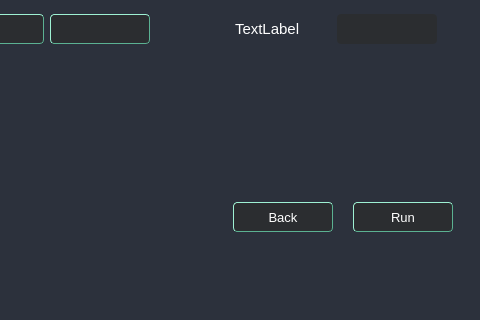
Old version of the form UI/forms/AqCalibrationWidget.ui in the repository romangolovkou/AQteck_toolMAX; both pictures show x 320 to 800 and y 380 to 700 of the 800 by 700 pixel window.
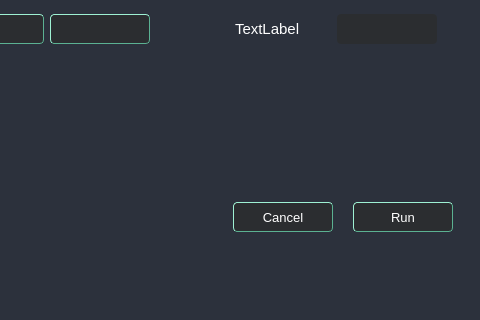
New version of the form. Icons and pictures are not drawn. Custom widgets are drawn as their Qt base class.

Commit message: Виправлення перекладів

What changed in the file:
```diff
--- a/UI/forms/AqCalibrationWidget.ui
+++ b/UI/forms/AqCalibrationWidget.ui
@@ -967,7 +967,7 @@
                 </font>
                </property>
                <property name="text">
-                <string>Back</string>
+                <string>Cancel</string>
                </property>
               </widget>
              </item>
```
The commit also changes 2 other files.
